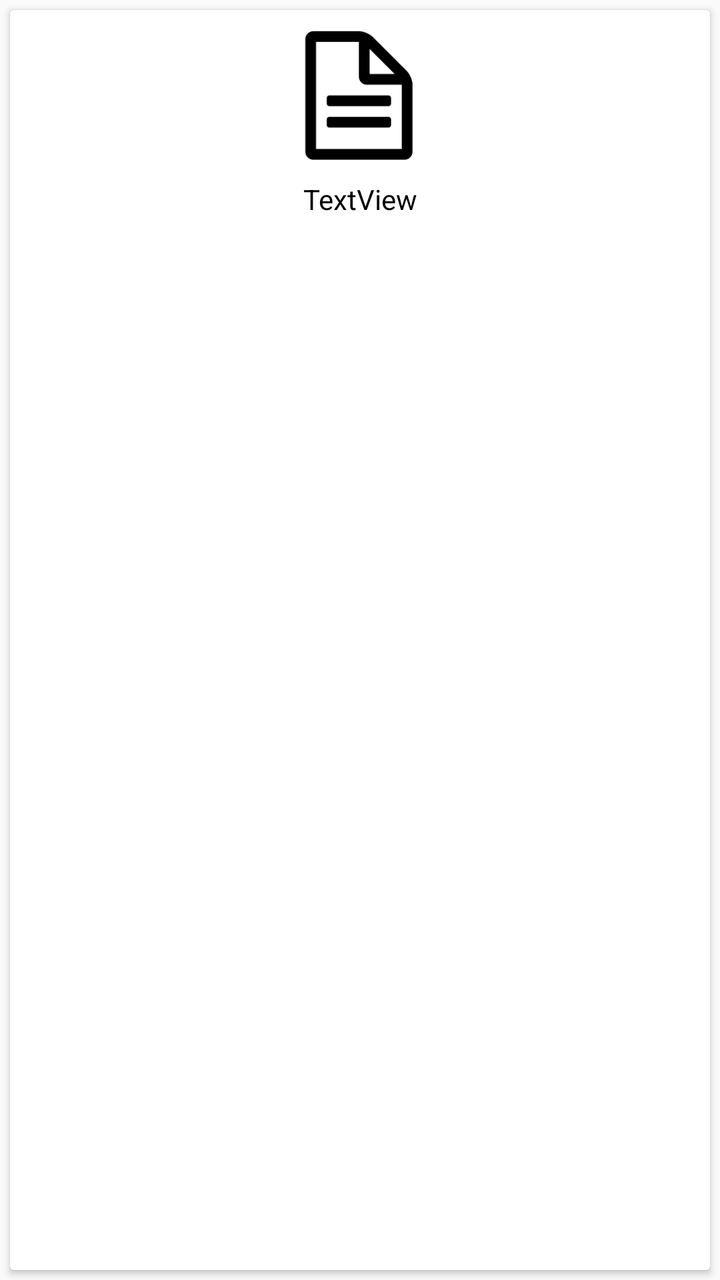
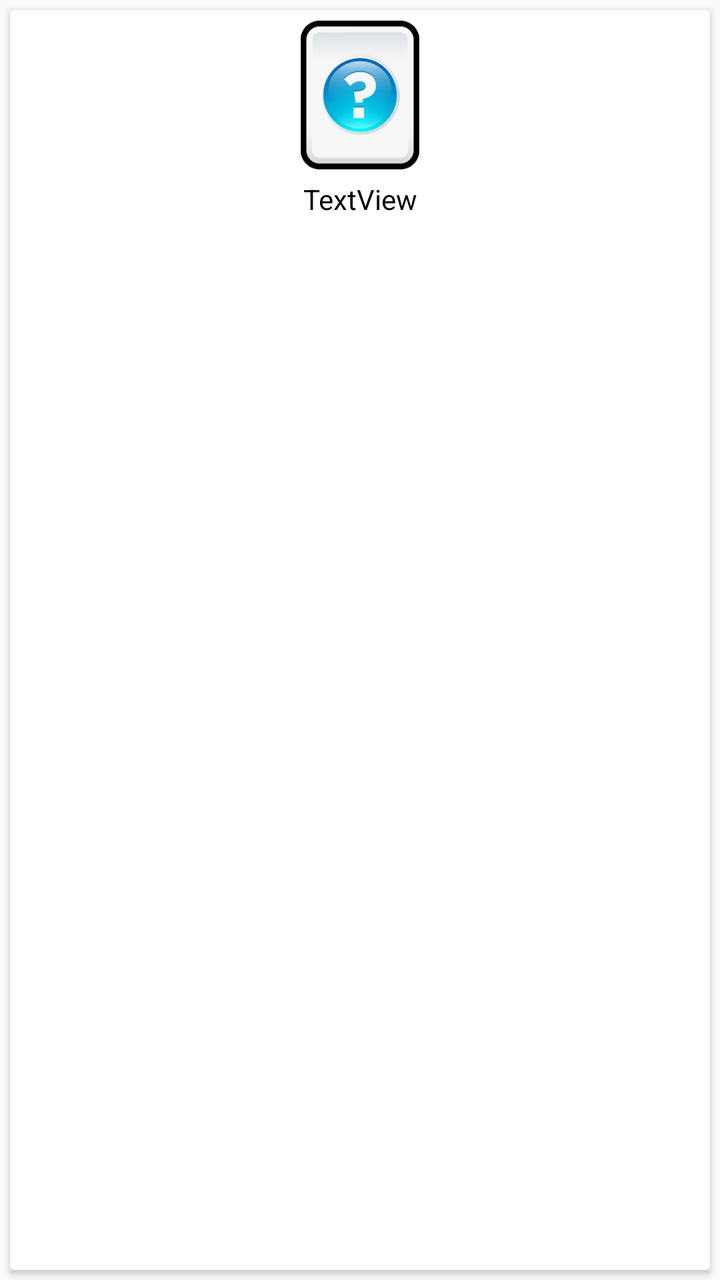

An Android layout rendered at two revisions. The XML below is the earlier revision; the diff shows what the commit changed to produce the second picture.
<!-- AndroidManifest.xml: application theme AppTheme -->
<!-- res/layout/listview_files.xml -->
<?xml version="1.0" encoding="utf-8"?>
<LinearLayout xmlns:android="http://schemas.android.com/apk/res/android"
    xmlns:app="http://schemas.android.com/apk/res-auto"
    xmlns:tools="http://schemas.android.com/tools"
    xmlns:xsi="http://www.w3.org/2001/XMLSchema-instance"
    android:id="@+id/linearLayout"
    android:layout_width="match_parent"
    android:layout_height="wrap_content"
    android:orientation="vertical">

    <androidx.cardview.widget.CardView
        android:id="@+id/cardView"
        android:layout_width="match_parent"
        android:layout_height="match_parent"
        android:layout_marginStart="5dp"
        android:layout_marginTop="5dp"
        android:layout_marginEnd="5dp"
        android:layout_marginBottom="5dp"
        app:layout_constraintBottom_toBottomOf="parent"
        app:layout_constraintEnd_toEndOf="parent"
        app:layout_constraintStart_toStartOf="parent"
        app:layout_constraintTop_toTopOf="parent"
        xsi:schemaLocation="http://schemas.android.com/apk/res-auto ">

        <ImageView
            android:id="@+id/ivFiletype"
            android:layout_width="120dp"
            android:layout_height="75dp"
            android:layout_gravity="center_horizontal"
            android:layout_marginTop="5dp"
            android:layout_marginBottom="5dp"
            app:layout_constraintBottom_toTopOf="@+id/tvFileName"
            app:layout_constraintEnd_toEndOf="parent"
            app:layout_constraintStart_toStartOf="parent"
            app:layout_constraintTop_toTopOf="parent"
            app:srcCompat="@drawable/file" />

        <TextView
            android:id="@+id/tvFileName"
            android:layout_width="match_parent"
            android:layout_height="wrap_content"
            android:layout_gravity="fill_horizontal"
            android:layout_marginTop="85dp"
            android:layout_marginBottom="5dp"
            android:gravity="center_horizontal"
            android:text="TextView"
            android:textColor="#000000"
            app:layout_constraintBottom_toBottomOf="parent"
            app:layout_constraintEnd_toEndOf="parent"
            app:layout_constraintStart_toStartOf="parent" />
    </androidx.cardview.widget.CardView>
</LinearLayout>
<!-- resources referenced by this layout -->
<resources>
  <!-- drawable file: png bitmap (drawable, 2215 bytes) -->
  <style name="AppTheme" parent="Theme.AppCompat.Light.DarkActionBar">
          
          <item name="colorPrimary">@color/colorPrimary</item>
          <item name="colorPrimaryDark">@color/colorPrimaryDark</item>
          <item name="colorAccent">@color/colorAccent</item>
      </style>
  <color name="colorPrimary">#008577</color>
  <color name="colorPrimaryDark">#00574B</color>
  <color name="colorAccent">#D81B60</color>
</resources>

<!-- the commit's change to res/layout/listview_files.xml (unified diff, before → after) -->
@@ -33,7 +33,7 @@
             app:layout_constraintEnd_toEndOf="parent"
             app:layout_constraintStart_toStartOf="parent"
             app:layout_constraintTop_toTopOf="parent"
-            app:srcCompat="@drawable/file" />
+            app:srcCompat="@drawable/unknown" />
 
         <TextView
             android:id="@+id/tvFileName"
<!-- resource entries referenced after the edit -->
@@ -1,6 +1,6 @@
 <!-- resources referenced by this layout -->
 <resources>
-  <!-- drawable file: png bitmap (drawable, 2215 bytes) -->
+  <!-- drawable unknown: png bitmap (drawable, 10240 bytes) -->
   <style name="AppTheme" parent="Theme.AppCompat.Light.DarkActionBar">
           
           <item name="colorPrimary">@color/colorPrimary</item>
